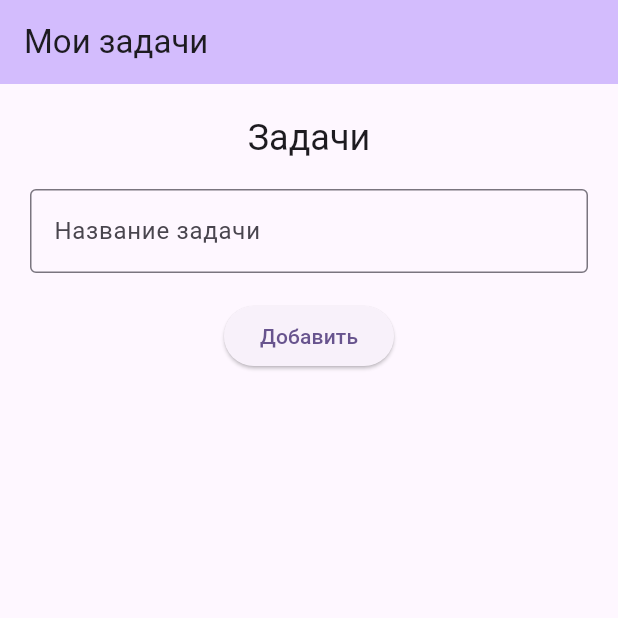
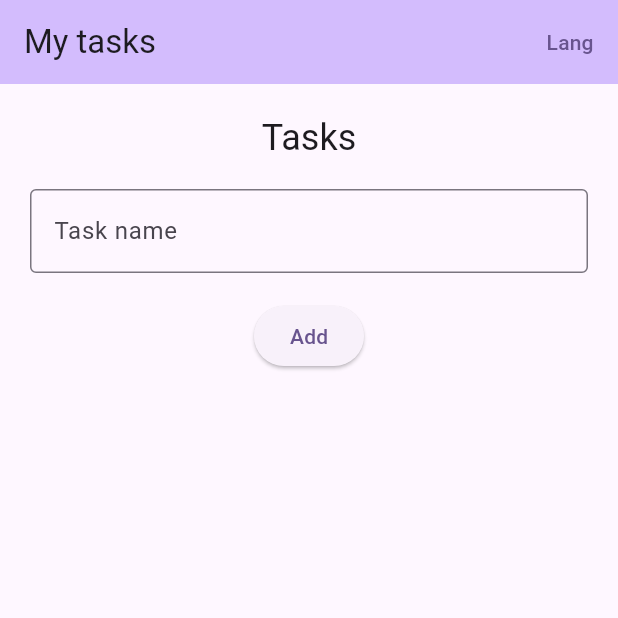
Before and after one commit to Ridje/flutter_hw_3, a Flutter app: the screen it shows after launch, on a phone screen of 412 x 824 dp, the top half of it. Run offline on Flutter 3.47's test engine with Material 3 defaults, Android fonts, the phone set to English and light mode, and no system bars; our stand-ins replace flutter_bloc; generated files the repository leaves out were written again.

Commit message:
hw_5:1,2-added localization change.

```diff
--- /dev/null
+++ b/l10n.yaml
@@ -0,0 +1,3 @@
+arb-dir: lib/l10n
+template-arb-file: app_en.arb
+output-localization-file: app_localizations.dart
--- /dev/null
+++ b/lib/l10n/app_en.arb
@@ -0,0 +1,11 @@
+{
+  "chooseLanguage": "Choose Language",
+  "@chooseLanguage": {
+    "description": "The invitation to choose language used in app"
+  },
+  "tasks": "Tasks",
+  "myTasks": "My tasks",
+  "taskName": "Task name",
+  "addTask": "Add",
+  "updateTask": "Update"
+}
--- a/lib/main.dart
+++ b/lib/main.dart
@@ -1,12 +1,14 @@
 import 'package:flutter/material.dart';
 import 'package:flutter_bloc/flutter_bloc.dart';
-import 'package:flutter_hw_3/tasks/presentation/state/task_event.dart';
-import 'package:flutter_hw_3/tasks/presentation/state/task_state.dart';
-import 'package:flutter_hw_3/tasks/presentation/widget/task_add_save_button.dart';
-import 'package:flutter_hw_3/tasks/presentation/widget/task_list.dart';
-import 'package:flutter_hw_3/tasks/presentation/widget/task_name_text_field.dart';
-import 'package:flutter_hw_3/tasks/presentation/widget/task_title.dart';
-
+import 'package:flutter_hw_3/tasks/presentation/change_language/state/language_state.dart';
+import 'package:flutter_hw_3/tasks/presentation/change_language/widget/change_language_action.dart';
+import 'package:flutter_hw_3/tasks/presentation/tasks/state/task_event.dart';
+import 'package:flutter_hw_3/tasks/presentation/tasks/state/task_state.dart';
+import 'package:flutter_hw_3/tasks/presentation/tasks/widget/task_add_save_button.dart';
+import 'package:flutter_hw_3/tasks/presentation/tasks/widget/task_list.dart';
+import 'package:flutter_hw_3/tasks/presentation/tasks/widget/task_name_text_field.dart';
+import 'package:flutter_hw_3/tasks/presentation/tasks/widget/task_title.dart';
+import 'package:flutter_gen/gen_l10n/app_localizations.dart';
 
 void main() {
   runApp(const MyApp());
@@ -17,13 +19,23 @@ class MyApp extends StatelessWidget {
 
   @override
   Widget build(BuildContext context) {
+    return BlocProvider(
+      create: (context) => LanguageBloc(),
+      child: BlocBuilder<LanguageBloc, LanguageState>(
+        builder: (context, state) {
           return MaterialApp(
             title: 'Tasks tracker application',
             theme: ThemeData(
               colorScheme: ColorScheme.fromSeed(seedColor: Colors.deepPurple),
               useMaterial3: true,
             ),
+            locale: state.selectedLanguage.value,
+            supportedLocales: AppLocalizations.supportedLocales,
+            localizationsDelegates: AppLocalizations.localizationsDelegates,
             home: const MyHomePage(),
+          );
+        },
+      ),
     );
   }
 }
@@ -48,7 +60,8 @@ class MyHomePage extends StatelessWidget {
       child: Scaffold(
         appBar: AppBar(
           backgroundColor: Theme.of(context).colorScheme.inversePrimary,
-          title: const Text("Мои задачи"),
+          title: Text(AppLocalizations.of(context)!.myTasks),
+          actions: const [ChangeLanguageAction()],
         ),
         body: BlocBuilder<TasksBloc, TasksState>(
           builder: (context, state) => PopScope(
@@ -67,7 +80,9 @@ class MyHomePage extends StatelessWidget {
                   const SizedBox(height: 18),
                   TaskNameTextField(onEditingCompleted: _handleButtonPress),
                   const SizedBox(height: 18),
-                  AddSaveTaskButton(onButtonPressed: _handleButtonPress, title: state.addSaveButtonTitle),
+                  AddSaveTaskButton(
+                      onButtonPressed: _handleButtonPress,
+                      title: state.edit == null ? AppLocalizations.of(context)!.addTask : AppLocalizations.of(context)!.updateTask),
                   const SizedBox(height: 18),
                   const Expanded(child: TaskList()),
                 ],
--- /dev/null
+++ b/lib/tasks/presentation/change_language/state/change_language.dart
@@ -0,0 +1,7 @@
+import 'package:flutter_hw_3/tasks/presentation/change_language/state/language.dart';
+
+class ChangeLanguage {
+  final Language? newLanguage;
+
+  ChangeLanguage({required this.newLanguage});
+}
--- /dev/null
+++ b/lib/tasks/presentation/change_language/state/language.dart
@@ -0,0 +1,23 @@
+import 'dart:ui';
+
+enum Language {
+  english(
+    value: Locale('en'),
+    text: 'English',
+  ),
+  kz(
+    value: Locale('kk'),
+    text: 'Қазақ',
+  ),
+  russian(
+    value: Locale('ru'),
+    text: 'Русский',
+  );
+
+
+
+  final Locale value;
+  final String text;
+
+  const Language({required this.value, required this.text});
+}
--- /dev/null
+++ b/lib/tasks/presentation/change_language/state/language_state.dart
@@ -0,0 +1,19 @@
+import 'package:flutter_bloc/flutter_bloc.dart';
+import 'package:flutter_hw_3/tasks/presentation/change_language/state/change_language.dart';
+import 'package:flutter_hw_3/tasks/presentation/change_language/state/language.dart';
+
+class LanguageState {
+  final Language selectedLanguage;
+
+  const LanguageState({
+    Language? selectedLanguage,
+  }) : selectedLanguage = selectedLanguage ?? Language.english;
+}
+
+class LanguageBloc extends Bloc<ChangeLanguage, LanguageState> {
+  LanguageBloc() : super(const LanguageState(selectedLanguage: null)) {
+    on<ChangeLanguage>((event, emit) {
+      emit(LanguageState(selectedLanguage: event.newLanguage));
+    });
+  }
+}
--- /dev/null
+++ b/lib/tasks/presentation/change_language/widget/change_language_action.dart
@@ -0,0 +1,13 @@
+import 'package:flutter/material.dart';
+import 'package:flutter_hw_3/tasks/presentation/change_language/widget/change_language_dialog.dart';
+
+class ChangeLanguageAction extends StatelessWidget {
+  const ChangeLanguageAction({super.key});
+
+  @override
+  Widget build(BuildContext context) {
+    return TextButton(
+        onPressed: () => {ChangeLanguageDialog.showLanguageBottomSheet(context)},
+        child: const Text("Lang"));
+  }
+}
--- a/lib/tasks/presentation/state/task_event.dart
+++ b/lib/tasks/presentation/tasks/state/task_event.dart
@@ -1,5 +1,5 @@
 
-import 'package:flutter_hw_3/tasks/presentation/state/task.dart';
+import 'package:flutter_hw_3/tasks/presentation/tasks/state/task.dart';
 
 abstract class TasksEvent {}
 
--- a/lib/tasks/presentation/state/task_state.dart
+++ b/lib/tasks/presentation/tasks/state/task_state.dart
@@ -1,6 +1,6 @@
 import 'package:flutter_bloc/flutter_bloc.dart';
-import 'package:flutter_hw_3/tasks/presentation/state/task.dart';
-import 'package:flutter_hw_3/tasks/presentation/state/task_event.dart';
+import 'package:flutter_hw_3/tasks/presentation/tasks/state/task.dart';
+import 'package:flutter_hw_3/tasks/presentation/tasks/state/task_event.dart';
 
 class TasksState {
   final List<Task> tasks;
--- a/lib/tasks/presentation/widget/task_list.dart
+++ b/lib/tasks/presentation/tasks/widget/task_list.dart
@@ -1,8 +1,8 @@
 import 'package:flutter/material.dart';
 import 'package:flutter_bloc/flutter_bloc.dart';
-import 'package:flutter_hw_3/tasks/presentation/state/task.dart';
-import 'package:flutter_hw_3/tasks/presentation/state/task_event.dart';
-import 'package:flutter_hw_3/tasks/presentation/state/task_state.dart';
+import 'package:flutter_hw_3/tasks/presentation/tasks/state/task.dart';
+import 'package:flutter_hw_3/tasks/presentation/tasks/state/task_event.dart';
+import 'package:flutter_hw_3/tasks/presentation/tasks/state/task_state.dart';
 
 class TaskList extends StatelessWidget {
   const TaskList({super.key});
--- a/lib/tasks/presentation/widget/task_name_text_field.dart
+++ b/lib/tasks/presentation/tasks/widget/task_name_text_field.dart
@@ -1,7 +1,8 @@
 import 'package:flutter/material.dart';
 import 'package:flutter_bloc/flutter_bloc.dart';
-import 'package:flutter_hw_3/tasks/presentation/state/task_event.dart';
-import 'package:flutter_hw_3/tasks/presentation/state/task_state.dart';
+import 'package:flutter_hw_3/tasks/presentation/tasks/state/task_event.dart';
+import 'package:flutter_hw_3/tasks/presentation/tasks/state/task_state.dart';
+import 'package:flutter_gen/gen_l10n/app_localizations.dart';
 
 class TaskNameTextField extends StatefulWidget {
   final Function(BuildContext) onEditingCompleted;
@@ -25,9 +26,9 @@ class _TaskNameTextFieldState extends State<TaskNameTextField> {
         }
       },
       child: TextField(
-        decoration: const InputDecoration(
-          border: OutlineInputBorder(),
-          hintText: 'Название задачи',
+        decoration: InputDecoration(
+          border: const OutlineInputBorder(),
+          hintText: AppLocalizations.of(context)!.taskName,
         ),
         onChanged: (value) => {context.read<TasksBloc>().add(InputChangedTask(newInput: value))},
         controller: _controller,
--- a/lib/tasks/presentation/widget/task_title.dart
+++ b/lib/tasks/presentation/tasks/widget/task_title.dart
@@ -1,10 +1,11 @@
 import 'package:flutter/material.dart';
+import 'package:flutter_gen/gen_l10n/app_localizations.dart';
 
 class TasksTitle extends StatelessWidget {
   const TasksTitle({super.key});
 
   @override
   Widget build(BuildContext context) {
-    return Text("Задачи", style: Theme.of(context).textTheme.headlineSmall);
+    return Text(AppLocalizations.of(context)!.tasks, style: Theme.of(context).textTheme.headlineSmall);
   }
 }
```
Also changed, not shown: lib/l10n/app_kk.arb (added, +8 -0 lines), lib/l10n/app_ru.arb (added, +8 -0 lines), lib/tasks/presentation/change_language/widget/change_language_dialog.dart (added, +74 -0 lines), pubspec.yaml (+4 -4 lines), lib/tasks/presentation/tasks/state/task.dart (renamed from lib/tasks/presentation/state/task.dart), lib/tasks/presentation/tasks/widget/task_add_save_button.dart (renamed from lib/tasks/presentation/widget/task_add_save_button.dart), pubspec.lock. Lines whose indentation alone changed are shown as unchanged.
